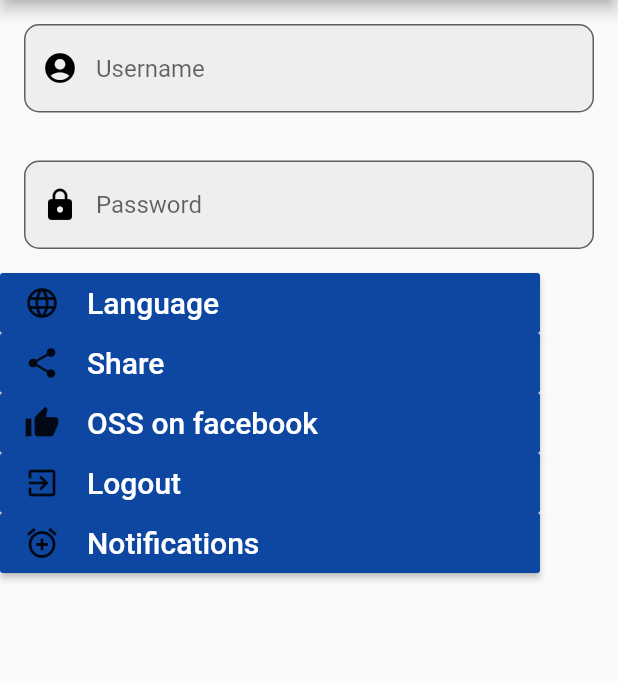
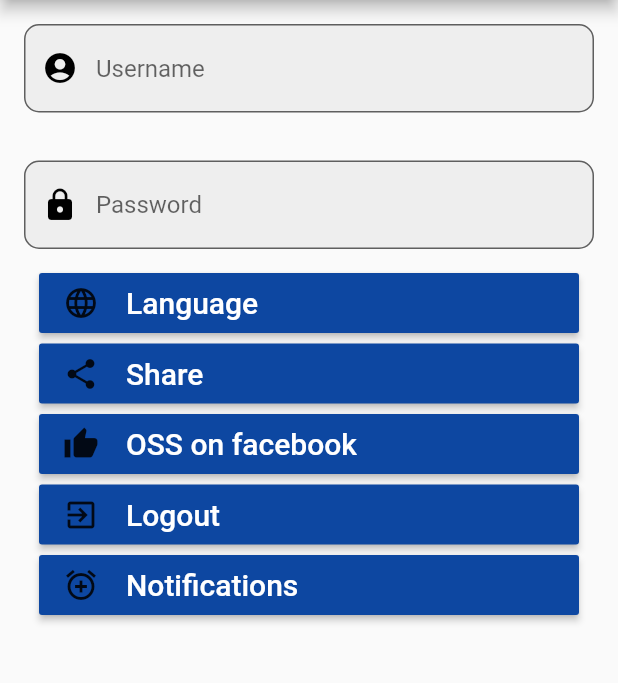
Before and after one commit to lilag-dawg/OSS_APP, a Flutter app: the screen it shows after launch, on a phone screen of 412 x 824 dp, the part 84-767 px from its top. Run offline on Flutter 3.47's test engine with Material 2 defaults, Android fonts, the phone set to English and light mode, and no system bars.

Commit message:
OSS-145: Spacing between buttons

```diff
--- a/lib/main.dart
+++ b/lib/main.dart
@@ -23,15 +23,18 @@ class MyApp extends StatelessWidget {
         appBar: AppBar(
           title: Text('Welcome to Flutter'),
         ),
-        body: Wrap(
-          spacing: 20,
+        body: Column(
           children: <Widget>[
             TextFieldButton("Username",Icons.account_circle,false),
             TextFieldButton("Password",Icons.lock,true),
             BlueButton("Language", _loginFunction, Icons.language, 40, Constants.appWidth-50),
+            SizedBox(height: Constants.appHeight*0.01, ),
             BlueButton("Share", _loginFunction, Icons.share, 40, Constants.appWidth-50),
+            SizedBox(height: Constants.appHeight*0.01, ),
             BlueButton("OSS on facebook", _loginFunction, Icons.thumb_up, 40, Constants.appWidth-50),
+            SizedBox(height: Constants.appHeight*0.01, ),
             BlueButton("Logout", _loginFunction, Icons.exit_to_app, 40, Constants.appWidth-50),
+            SizedBox(height: Constants.appHeight*0.01, ),
             BlueButton("Notifications", _loginFunction, Icons.add_alarm, 40, Constants.appWidth-50)
           ],
           )
```
